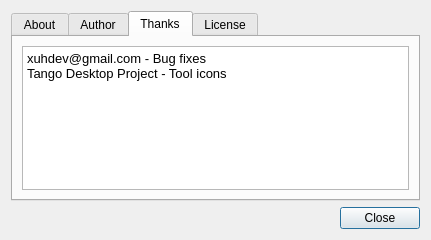
Old version of the form src/ui/about.ui in the repository anilFree/seascope.
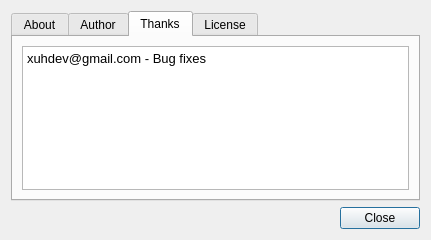
New version of the form. The open tabs and pages were chosen to show the change.

```diff
--- a/src/ui/about.ui
+++ b/src/ui/about.ui
@@ -159,7 +159,7 @@
 p, li { white-space: pre-wrap; }
 &lt;/style&gt;&lt;/head&gt;&lt;body style=&quot; font-family:'Sans'; font-size:10pt; font-weight:400; font-style:normal;&quot;&gt;
 &lt;p style=&quot; margin-top:0px; margin-bottom:0px; margin-left:0px; margin-right:0px; -qt-block-indent:0; text-indent:0px;&quot;&gt;xuhdev@gmail.com - Bug fixes&lt;/p&gt;
-&lt;p style=&quot; margin-top:0px; margin-bottom:0px; margin-left:0px; margin-right:0px; -qt-block-indent:0; text-indent:0px;&quot;&gt;Tango Desktop Project - Tool icons&lt;/p&gt;
+&lt;p style=&quot;-qt-paragraph-type:empty; margin-top:0px; margin-bottom:0px; margin-left:0px; margin-right:0px; -qt-block-indent:0; text-indent:0px;&quot;&gt;&lt;/p&gt;
 &lt;p style=&quot;-qt-paragraph-type:empty; margin-top:0px; margin-bottom:0px; margin-left:0px; margin-right:0px; -qt-block-indent:0; text-indent:0px;&quot;&gt;&lt;/p&gt;&lt;/body&gt;&lt;/html&gt;</string>
          </property>
         </widget>
```
Left out of the diff: 1 changed line with no effect on the pictures.
